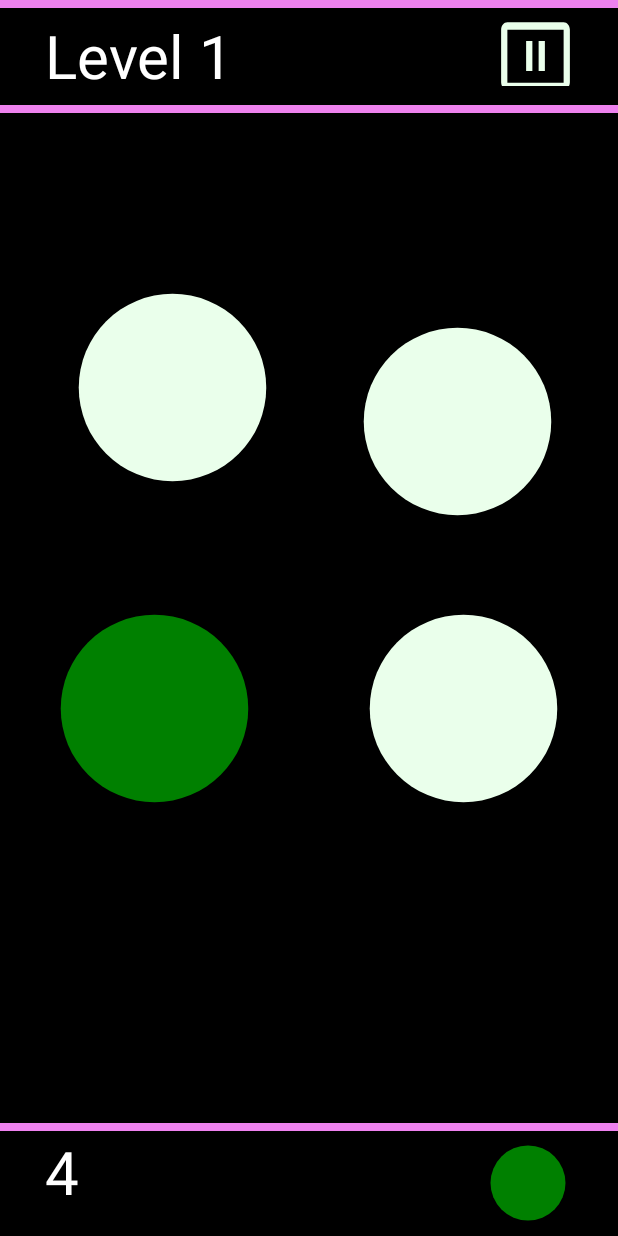
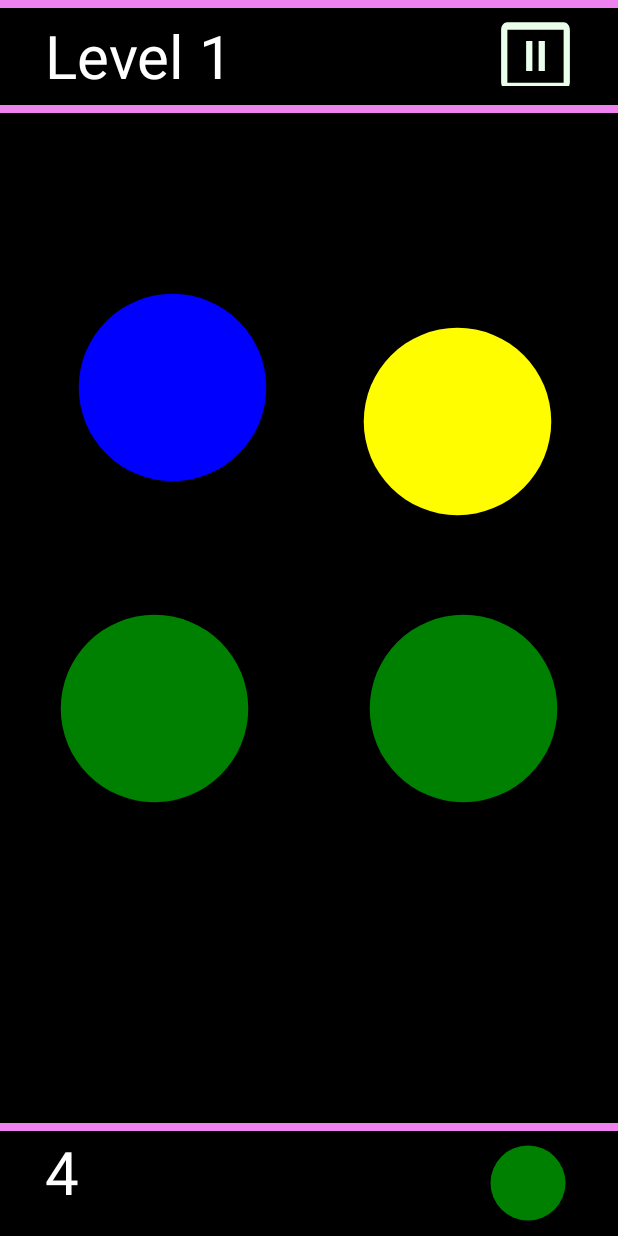
Before and after one commit to NikoLee337/colorClick, an Android app: the GameView screen opened directly, with no data from a screen before it, on a phone screen of 412 x 824 dp. Run offline under Robolectric (Android 15) with nearby library versions, the phone set to English and light mode, and no system bars.

Commit message:
Got board randomizer to somewhat work.

```diff
--- a/app/src/main/java/com/example/colorclick/GameView.java
+++ b/app/src/main/java/com/example/colorclick/GameView.java
@@ -29,7 +29,7 @@ public class GameView extends AppCompatActivity {
     ImageButton btn_00, btn_01, btn_10, btn_11;
     ImageView toBeMatch;
     TextView level;
-    Random r1, r2;
+    Random r1, r2, r3;
     boolean rightColor = false;
 
     private final static int B_00 = 1;
@@ -97,7 +97,7 @@ public class GameView extends AppCompatActivity {
         //generate board
        // genMatchingColor(matchColor);
         boardPositionCorrect(bPosition, matchColor);
-       // boardPositionIncorrect(bPosition, matchColor);
+        boardPositionIncorrect(bPosition, matchColor);
 
 
         //initializes the pause variable
@@ -410,8 +410,8 @@ public class GameView extends AppCompatActivity {
 //        getListOfPositions();
 
 
-        //temporary ArrayList 1
-        List<Integer> temp1;
+        //temporary ArrayList 1 for board positions
+        List<Integer> temp1 = new ArrayList<Integer>();
 
         //ArrayList for board positions
         List<Integer> position = new ArrayList<Integer>();
@@ -420,15 +420,17 @@ public class GameView extends AppCompatActivity {
         position.add(B_10); //value = 3
         position.add(B_11); //value = 4
 
+        //FOR FUTURE: call another method to add more spots depending on level
+
         for (int i = 0; i < position.size(); i++) {
-            if (i + 1 == posi) {
+            if (position.get(i) == posi) {
                 position.remove(i);
             }
         }
         temp1 = position;
 
-        //temporary ArrayList 2
-        List<Integer> temp2;
+        //temporary ArrayList 2 for colors
+        List<Integer> temp2 = new ArrayList<Integer>();
 
         //ArrayList for
         List<Integer> colors = new ArrayList<Integer>();
@@ -441,25 +443,24 @@ public class GameView extends AppCompatActivity {
         colors.add(COLOR_VIOLET);
 
         for (int i = 0; i < colors.size(); i++) {
-            if (i + 1 == color) {
+            if (colors.get(i) == color) { //color = 5 at index of 4
                 colors.remove(i);
             }
         }
         temp2 = colors;
 
 
+        r3 = new Random();
 
-
-
-        for (int k = 0; k < temp2.size(); k++) {
-            if (k == B_00) {
-                getButton_00(color);
-            } else if (k == B_01) {
-                getButton_01(color);
-            } else if (k == B_10) {
-                getButton_10(color);
+        for (int k = 0; k < temp1.size(); k++) {
+            if (temp1.get(k) == B_00) { //if this spot is avaliable, assign a color, if not move on
+                getButton_00(r3.nextInt(temp2.size()) + 1);
+            } else if (temp1.get(k) == B_01) {
+                getButton_01(r3.nextInt(temp2.size()) + 1);
+            } else if (temp1.get(k) == B_10) {
+                getButton_10(r3.nextInt(temp2.size()) + 1);
             } else {
-                getButton_11(color);
+                getButton_11(r3.nextInt(temp2.size()) + 1);
             }
         }
     }
@@ -484,30 +485,5 @@ public class GameView extends AppCompatActivity {
         }
     }
 
-//    public void getListOfColors(){
-//        List<Integer> position = new ArrayList<Integer>();
-//        position.add(B_00); //value = 1
-//        position.add(B_01); //value = 2
-//        position.add(B_10); //value = 3
-//        position.add(B_11); //value = 4
-//    }
-//
-//    public void getListOfPositions(){
-//        List<Integer> colors = new ArrayList<Integer>();
-//        colors.add(COLOR_RED);
-//        colors.add(COLOR_ORANGE);
-//        colors.add(COLOR_YELLOW);
-//        colors.add(COLOR_GREEN);
-//        colors.add(COLOR_BLUE);
-//        colors.add(COLOR_INDIGO);
-//        colors.add(COLOR_VIOLET);
-//    }
-//
-//    public void remove(){
-//        for (int i = 0; i < colors.size(); i++) {
-//            if (i + 1 == color) {
-//                colors.remove(i);
-//            }
-//        }
-//    }
+
 }
```
